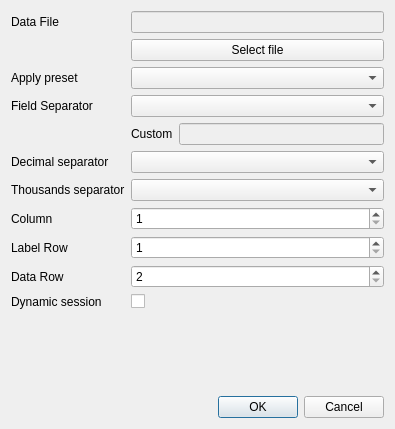
First picture: the form in src/loadfiledialog.ui, repository jgeudens/GraphViewer, before the edit.
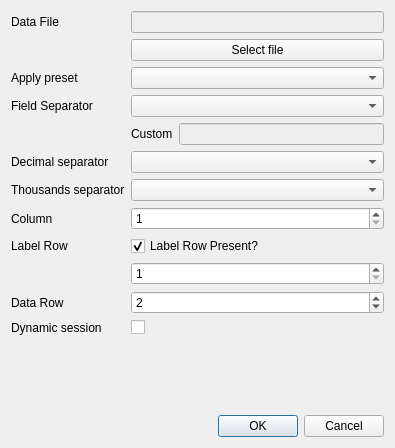
Second picture: the form after the edit.

Commit message: Support data files without label row (closes #23)

```diff
--- a/src/loadfiledialog.ui
+++ b/src/loadfiledialog.ui
@@ -7,7 +7,7 @@
     <x>0</x>
     <y>0</y>
     <width>395</width>
-    <height>429</height>
+    <height>448</height>
    </rect>
   </property>
   <property name="windowTitle">
@@ -58,37 +58,17 @@
          </property>
         </widget>
        </item>
-       <item row="10" column="0">
-        <widget class="QLabel" name="label_4">
-         <property name="text">
-          <string>Label Row</string>
-         </property>
-        </widget>
-       </item>
-       <item row="10" column="1">
-        <widget class="QSpinBox" name="spinLabelRow">
-         <property name="minimum">
-          <number>1</number>
-         </property>
-         <property name="maximum">
-          <number>9999</number>
-         </property>
-         <property name="value">
-          <number>1</number>
-         </property>
-        </widget>
-       </item>
-       <item row="11" column="0">
+       <item row="12" column="0">
         <widget class="QLabel" name="label_2">
          <property name="text">
           <string>Data Row</string>
          </property>
         </widget>
        </item>
-       <item row="11" column="1">
+       <item row="12" column="1">
         <widget class="QSpinBox" name="spinDataRow">
          <property name="minimum">
-          <number>2</number>
+          <number>1</number>
          </property>
          <property name="maximum">
           <number>9999</number>
@@ -170,7 +150,7 @@
          </property>
         </widget>
        </item>
-       <item row="12" column="1">
+       <item row="13" column="1">
         <widget class="QCheckBox" name="checkDynamicSession">
          <property name="layoutDirection">
           <enum>Qt::LeftToRight</enum>
@@ -180,7 +160,7 @@
          </property>
         </widget>
        </item>
-       <item row="12" column="0">
+       <item row="13" column="0">
         <widget class="QLabel" name="label_10">
          <property name="toolTip">
           <string>Enables auto reload</string>
@@ -190,6 +170,36 @@
          </property>
         </widget>
        </item>
+       <item row="10" column="1">
+        <widget class="QCheckBox" name="checkLabelRow">
+         <property name="text">
+          <string>Label Row Present?</string>
+         </property>
+         <property name="checked">
+          <bool>true</bool>
+         </property>
+        </widget>
+       </item>
+       <item row="10" column="0">
+        <widget class="QLabel" name="label_4">
+         <property name="text">
+          <string>Label Row</string>
+         </property>
+        </widget>
+       </item>
+       <item row="11" column="1">
+        <widget class="QSpinBox" name="spinLabelRow">
+         <property name="minimum">
+          <number>1</number>
+         </property>
+         <property name="maximum">
+          <number>9999</number>
+         </property>
+         <property name="value">
+          <number>1</number>
+         </property>
+        </widget>
+       </item>
       </layout>
      </item>
     </layout>
```
Left out of the diff: 1 changed line with no effect on the pictures. The commit also changes 9 other files.
